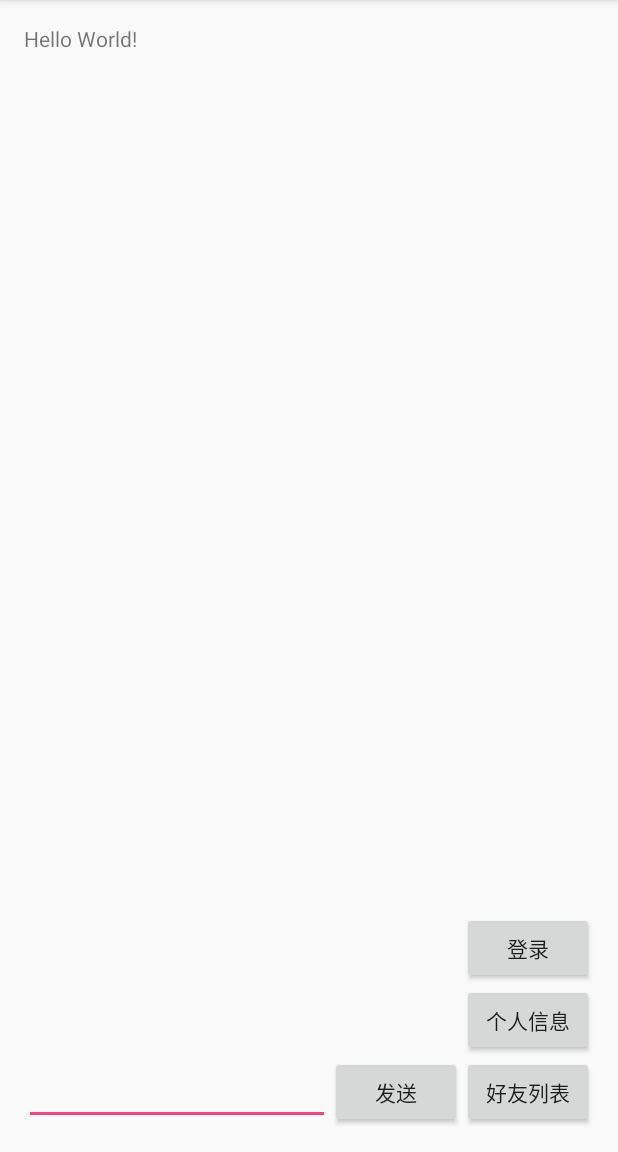
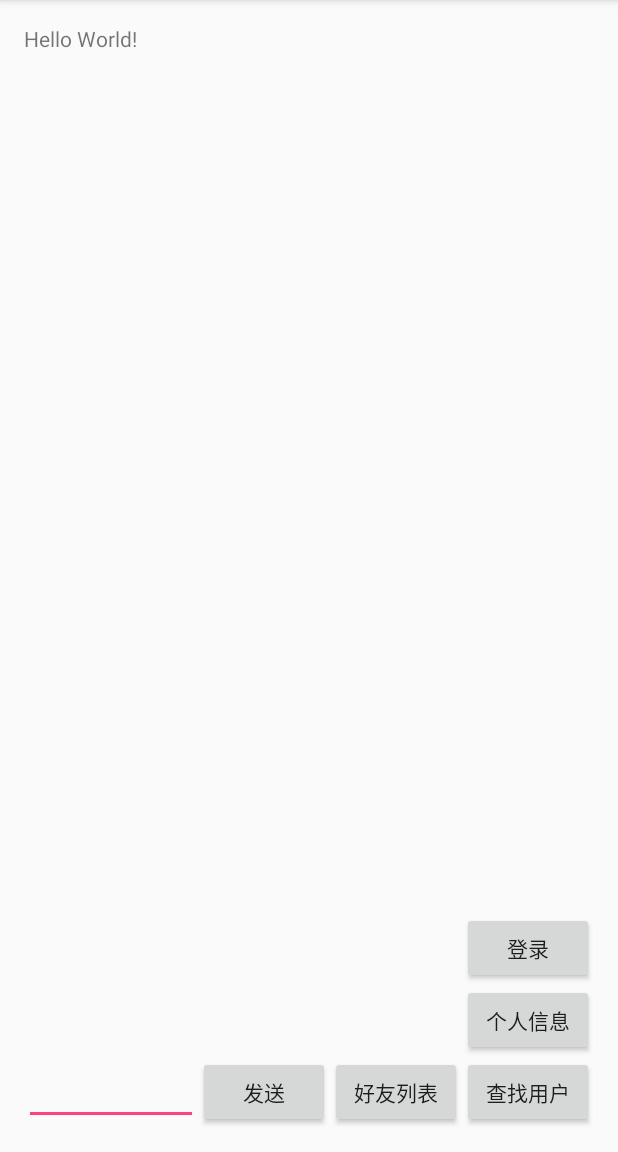
Before and after one commit to SYSUMiniChat/MiniChat, an Android app: the screen it shows after launch (MainActivity), on a phone screen of 412 x 824 dp, the part 84-1236 px from its top. Run offline under Robolectric (Android 15) with nearby library versions, the phone set to English and light mode, and no system bars.

Commit message:
修改好友列表界面和修改添加好友界面

```diff
--- a/MiniChat/app/src/main/java/com/example/caitzh/minichat/friendsList.java
+++ b/MiniChat/app/src/main/java/com/example/caitzh/minichat/friendsList.java
@@ -175,7 +175,7 @@ public class friendsList extends Activity implements View.OnTouchListener,
             @Override
             public void onItemClick(AdapterView<?> parent, View view,
                                     int position, long id) {
-                mTvTitle.setText(((SortModel) adapter.getItem(position - 1)).getName());
+                mTvTitle.setText(((SortModel) adapter.getItem(position)).getName());
                 Toast.makeText(getApplication(), ((SortModel) adapter.getItem(position)).getName(), Toast.LENGTH_SHORT).show();
             }
         });
@@ -245,7 +245,7 @@ public class friendsList extends Activity implements View.OnTouchListener,
             mSortList.add(sortModel);
         }
         Collections.sort(indexString);
-        sideBar.setIndexText(indexString);
+        // sideBar.setIndexText(indexString);
         return mSortList;
     }
     private static final String getFriendsUrl = "http://119.29.238.202:8000/getFriends";
--- a/MiniChat/app/src/main/java/com/example/caitzh/minichat/view/SideBar.java
+++ b/MiniChat/app/src/main/java/com/example/caitzh/minichat/view/SideBar.java
@@ -7,6 +7,7 @@ import android.graphics.Paint;
 import android.graphics.Typeface;
 import android.graphics.drawable.ColorDrawable;
 import android.util.AttributeSet;
+import android.util.Log;
 import android.view.MotionEvent;
 import android.view.View;
 import android.widget.TextView;
@@ -57,6 +58,7 @@ public class SideBar extends View {
         int height = getHeight();// 获取对应高度
         int width = getWidth();// 获取对应宽度
         int singleHeight = height / (letterList.size()+1);// 获取每一个字母的高度
+        Log.e("letterList size = :", String.valueOf(letterList.size()));
         for (int i = 0; i < letterList.size(); i++) {
             paint.setColor(Color.parseColor("#606060"));
             paint.setTypeface(Typeface.DEFAULT_BOLD);
@@ -115,6 +117,7 @@ public class SideBar extends View {
     public void setIndexText(ArrayList<String> indexStrings) {
         this.letterList = indexStrings;
         invalidate();
+
     }
 
     /**
--- a/MiniChat/app/src/main/res/layout/activity_add_friend.xml
+++ b/MiniChat/app/src/main/res/layout/activity_add_friend.xml
@@ -16,7 +16,6 @@
         android:layout_height="wrap_content">
 
         <TextView
-            android:id="@+id/add_friend_avatar"
             android:layout_width="0dp"
             android:layout_height="match_parent"
             android:text="头像"
@@ -26,7 +25,7 @@
             android:gravity="center_vertical"/>
 
         <ImageView
-            android:id="@+id/avatar"
+            android:id="@+id/add_friend_avatar"
             android:layout_width="70dp"
             android:layout_height="70dp"
             android:src="@mipmap/avatar"
--- a/MiniChat/app/src/main/res/layout/activity_main.xml
+++ b/MiniChat/app/src/main/res/layout/activity_main.xml
@@ -49,6 +49,11 @@
             android:layout_height="wrap_content"
             android:text="好友列表"
             android:id="@+id/friendList"/>
+        <Button
+            android:layout_width="wrap_content"
+            android:layout_height="wrap_content"
+            android:text="查找用户"
+            android:id="@+id/searchUserButton"/>
     </LinearLayout>
 
 </RelativeLayout>
```
